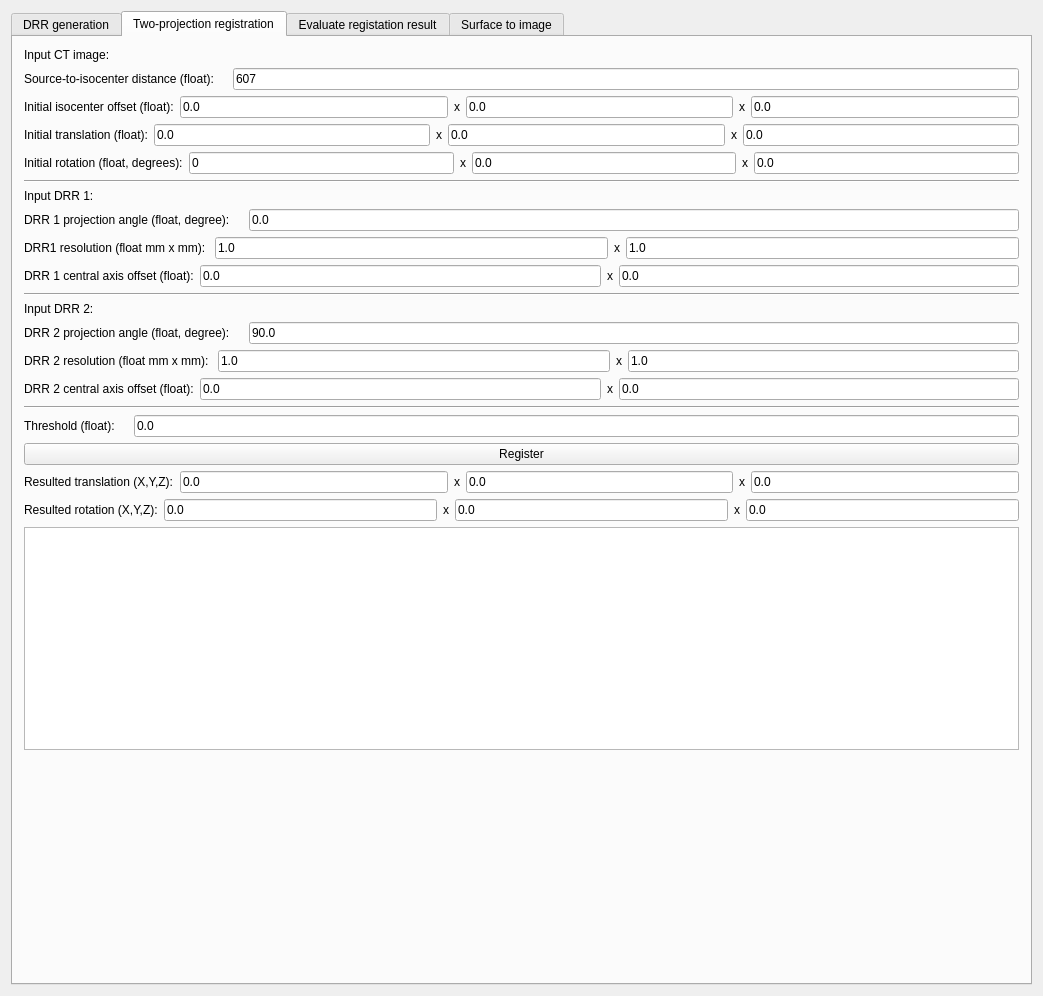
First picture: the form in Plugins/org.mitk.lancet.nodeeditor/src/internal/NodeEditorControls.ui, repository zzhou7/MITK_lancet, before the edit.
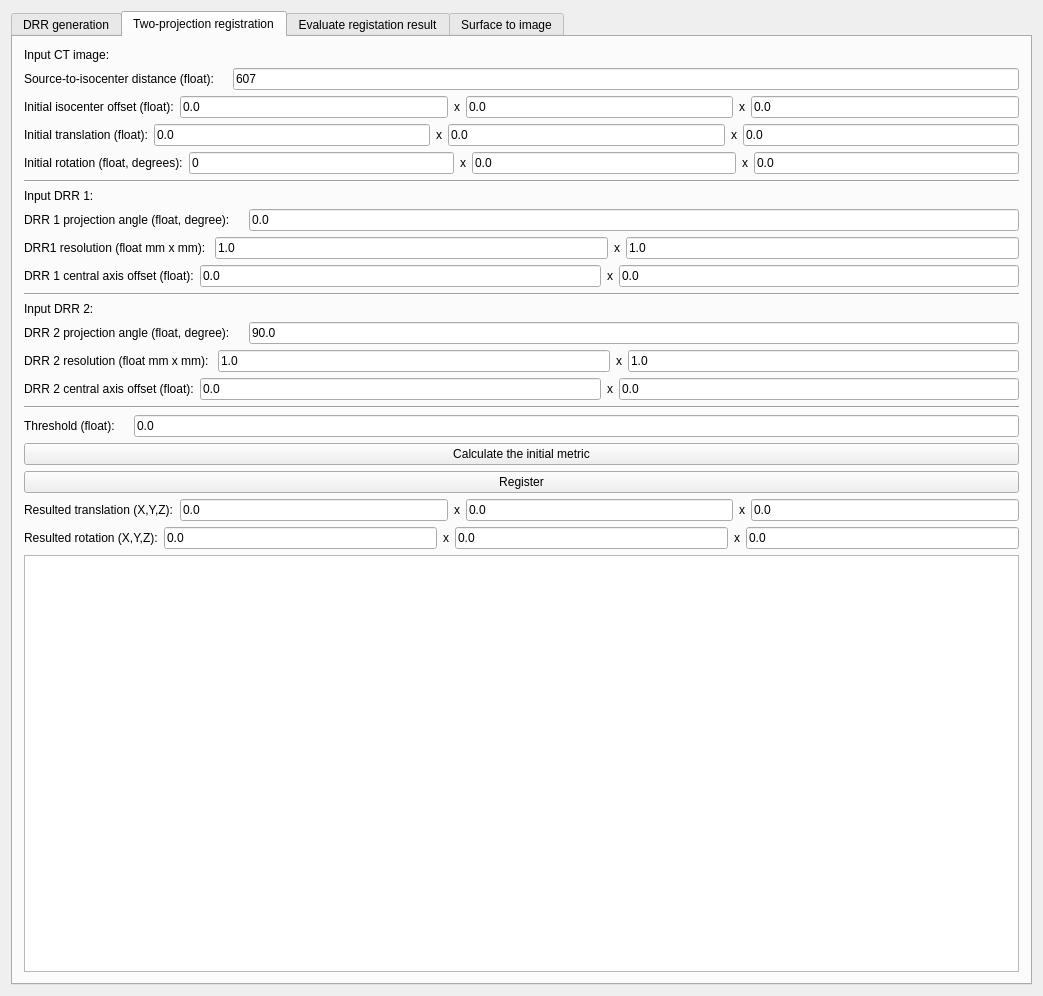
Second picture: the form after the edit. The open tabs and pages were chosen to show the change. Custom widgets are drawn as their Qt base class.

Commit message:
Pure metric calculation
added pure metric calculation by disabling the optimizer of the registrator

Patch:
```diff
--- a/Plugins/org.mitk.lancet.nodeeditor/src/internal/NodeEditorControls.ui
+++ b/Plugins/org.mitk.lancet.nodeeditor/src/internal/NodeEditorControls.ui
@@ -958,6 +958,13 @@
          </item>
         </layout>
        </item>
+       <item>
+        <widget class="QPushButton" name="initialMetricPushButton">
+         <property name="text">
+          <string>Calculate the initial metric</string>
+         </property>
+        </widget>
+       </item>
        <item>
         <widget class="QPushButton" name="registerPushButton">
          <property name="text">
@@ -1060,19 +1067,6 @@
        <item>
         <widget class="QTextBrowser" name="registerTextBrowser"/>
        </item>
-       <item>
-        <spacer name="verticalSpacer_2">
-         <property name="orientation">
-          <enum>Qt::Vertical</enum>
-         </property>
-         <property name="sizeHint" stdset="0">
-          <size>
-           <width>20</width>
-           <height>40</height>
-          </size>
-         </property>
-        </spacer>
-       </item>
       </layout>
      </widget>
      <widget class="QWidget" name="tab_8">
```
Left out of the diff: 14 changed lines with no effect on the pictures. The commit also changes 4 other files.
